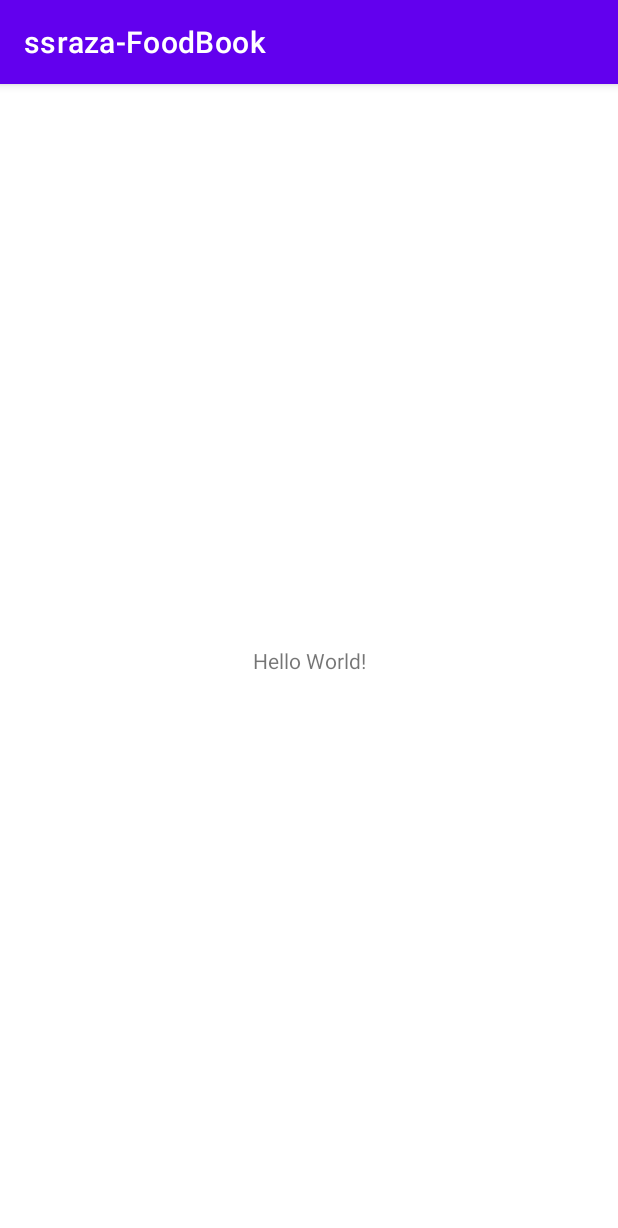
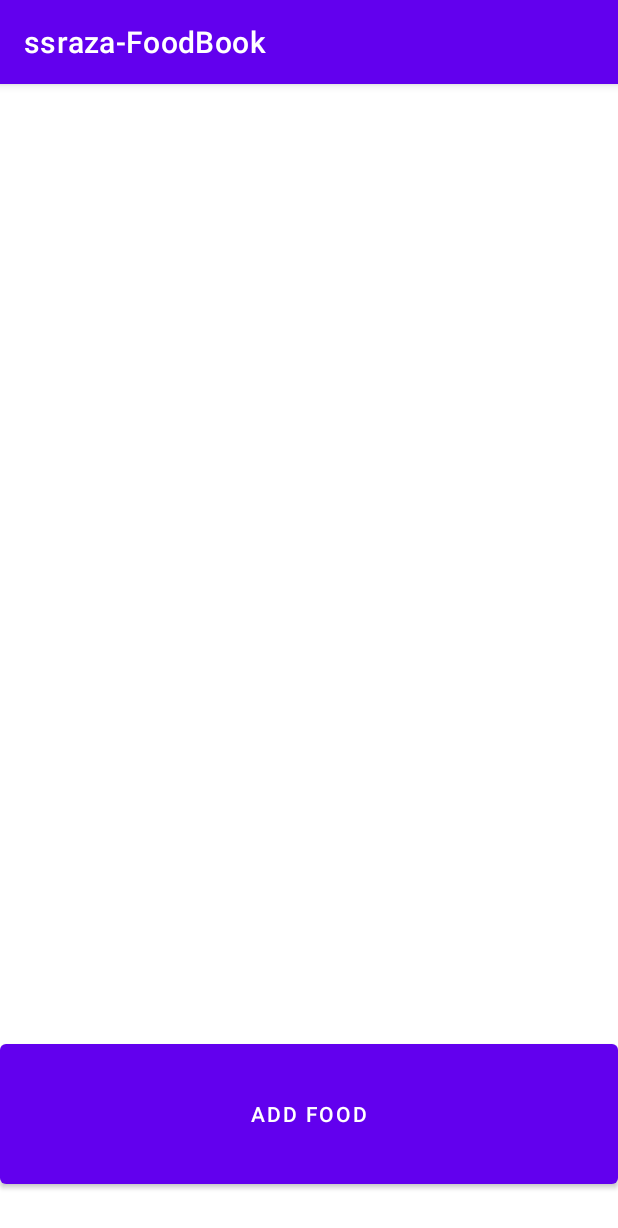
Before and after one commit to samirraza09/foodBook, an Android app: the screen it shows after launch (MainActivity), on a phone screen of 412 x 824 dp. Shown: the top 1228 px of the screen. Run offline under Robolectric (Android 15) with nearby library versions, the phone set to English and light mode, and no system bars.

Commit message:
Added ListView and addFood button to UI

```diff
--- a/app/src/main/res/layout/activity_main.xml
+++ b/app/src/main/res/layout/activity_main.xml
@@ -1,18 +1,19 @@
 <?xml version="1.0" encoding="utf-8"?>
-<androidx.constraintlayout.widget.ConstraintLayout xmlns:android="http://schemas.android.com/apk/res/android"
+<LinearLayout xmlns:android="http://schemas.android.com/apk/res/android"
     xmlns:app="http://schemas.android.com/apk/res-auto"
     xmlns:tools="http://schemas.android.com/tools"
     android:layout_width="match_parent"
     android:layout_height="match_parent"
-    tools:context=".MainActivity">
+    android:orientation="vertical"
+    tools:context=".MainActivity" >
 
-    <TextView
-        android:layout_width="wrap_content"
-        android:layout_height="wrap_content"
-        android:text="Hello World!"
-        app:layout_constraintBottom_toBottomOf="parent"
-        app:layout_constraintEnd_toEndOf="parent"
-        app:layout_constraintStart_toStartOf="parent"
-        app:layout_constraintTop_toTopOf="parent" />
+    <ListView
+        android:layout_width="match_parent"
+        android:layout_height="634dp" />
 
-</androidx.constraintlayout.widget.ConstraintLayout>
+    <Button
+        android:id="@+id/addFoodButton"
+        android:layout_width="match_parent"
+        android:layout_height="105dp"
+        android:text="Add Food" />
+</LinearLayout>
--- /dev/null
+++ b/app/src/main/res/layout/content.xml
@@ -0,0 +1,8 @@
+<?xml version="1.0" encoding="utf-8"?>
+<TextView xmlns:android="http://schemas.android.com/apk/res/android"
+    android:id="@+id/contentView"
+    android:layout_width="match_parent"
+    android:layout_height="match_parent"
+    android:padding="20dp"
+    android:textSize="40sp">
+</TextView>
```
